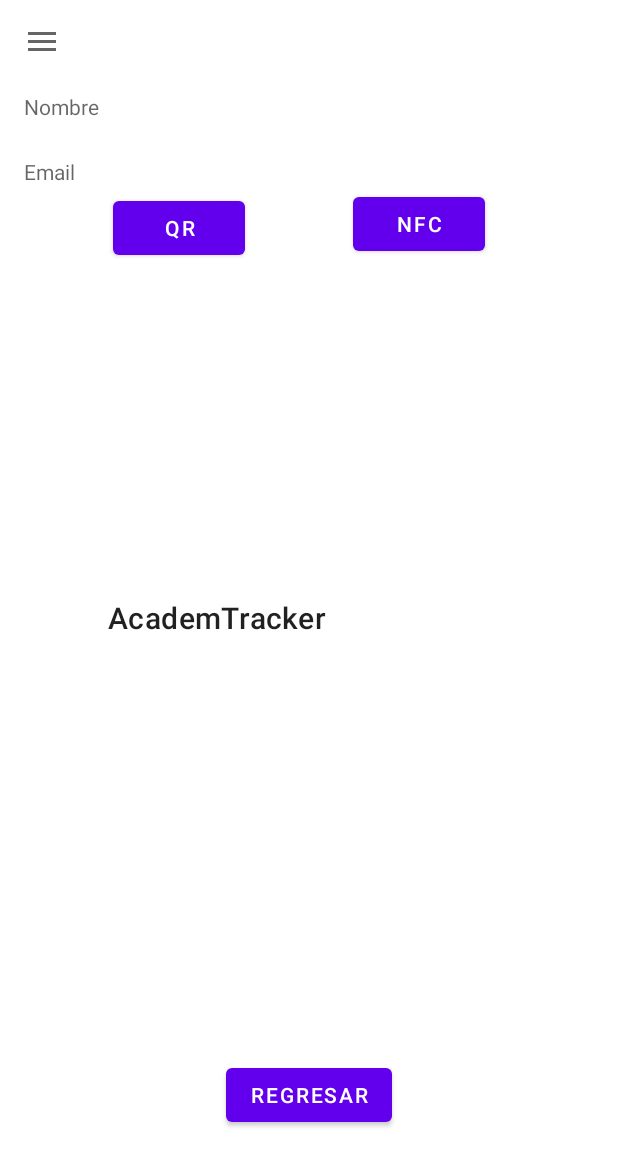
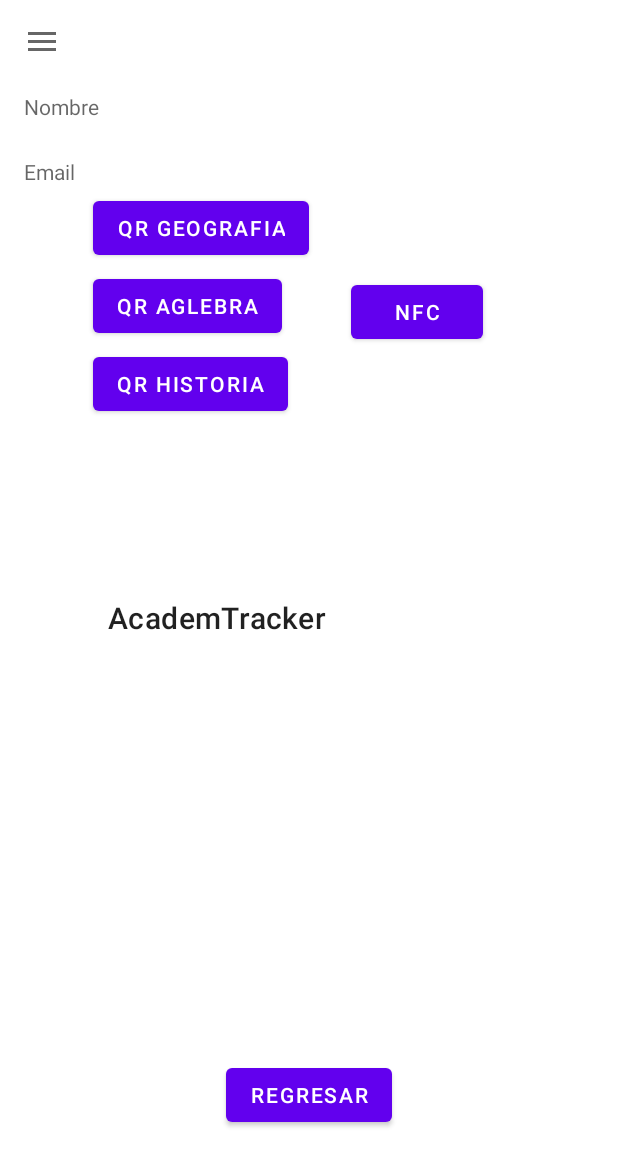
Before and after one commit to Marcelo935/AcademTracker, an Android app: the PerfilProfesorActivity screen opened directly, with no data from a screen before it, on a phone screen of 412 x 824 dp. Shown: the top 1166 px of the screen. Run offline under Robolectric (Android 15) with nearby library versions, the phone set to English and light mode, and no system bars; our stand-ins replace Firebase (no records; nobody signed in at launch, a user with empty details on screens opened directly); libraries missing offline, so code that uses them is left out: com.google.zxing.integration, com.journeyapps.barcodescanner; Roboto replaces fonts that are not available here.

Commit message:
Cambios a registrar materias,registro de alumno a materias y asistencias por materias

```diff
--- a/app/src/main/java/com/example/academtracker/UsuarioBasico/PerfilProfesorActivity.java
+++ b/app/src/main/java/com/example/academtracker/UsuarioBasico/PerfilProfesorActivity.java
@@ -43,12 +43,11 @@ import java.util.Objects;
 public class PerfilProfesorActivity extends AppCompatActivity implements NavigationView.OnNavigationItemSelectedListener {
 
     MaterialButton regresar;
-    Button scanner, NFC;
-    String useremail = "";
+    Button QrGeo, QrAlg, QrHis, NFC;
+    String useremail = "", materia = "";
     TextView emailprofesor,nombreprofesor;
     DrawerLayout navDrawer;
     Toolbar toolbar; // Añadir Toolbar aquí
-
     private FirebaseFirestore db;
 
 
@@ -60,15 +59,15 @@ public class PerfilProfesorActivity extends AppCompatActivity implements Navigat
         regresar = findViewById(R.id.returnbtn);
         nombreprofesor = findViewById(R.id.nombrecompleto);
         emailprofesor = findViewById(R.id.emailprofesor);
-        scanner = findViewById(R.id.QRbutton);
+        QrGeo = findViewById(R.id.QRbuttonGeo);
+        QrAlg = findViewById(R.id.QRbuttonAlg);
+        QrHis = findViewById(R.id.QRbuttonHist);
         NFC = findViewById(R.id.NFCbutton);
         navDrawer = findViewById(R.id.navDrawer);
         toolbar = findViewById(R.id.toolbar);
         setSupportActionBar(toolbar); // Establece el Toolbar como ActionBar
         NavigationView navigationView = findViewById(R.id.nav_view);
         navigationView.setNavigationItemSelectedListener(this);
-
-        scanner.setOnClickListener(view -> startQRScanner());
 
         FirebaseUser user = FirebaseAuth.getInstance().getCurrentUser();
         if(user != null)
@@ -119,6 +118,40 @@ public class PerfilProfesorActivity extends AppCompatActivity implements Navigat
             }
         });
 
+        QrGeo.setOnClickListener(new View.OnClickListener() {
+            @Override
+            public void onClick(View v) {
+                materia = "Geografia";
+                startQRScanner();
+            }
+        });
+
+        QrHis.setOnClickListener(new View.OnClickListener() {
+            @Override
+            public void onClick(View v) {
+                materia = "Historia";
+                startQRScanner();
+            }
+        });
+
+        QrAlg.setOnClickListener(new View.OnClickListener() {
+            @Override
+            public void onClick(View v) {
+                materia = "Algebra";
+                startQRScanner();
+            }
+        });
+
+        NFC.setOnClickListener(new View.OnClickListener() {
+            @Override
+            public void onClick(View v) {
+                Intent intent = new Intent(PerfilProfesorActivity.this, LectorNFCActivity.class);
+                startActivity(intent);
+                finish();
+            }
+        });
+
+        /*
         NFC.setOnClickListener(new View.OnClickListener() {
             @Override
             public void onClick(View v) {
@@ -127,6 +160,7 @@ public class PerfilProfesorActivity extends AppCompatActivity implements Navigat
                 startActivity(intent);
             }
         });
+         */
 
         // Configuración del toggle para abrir/cerrar el Drawer con el icono en la barra de acción
         ActionBarDrawerToggle toggle = new ActionBarDrawerToggle(this, navDrawer, R.string.open_drawer, R.string.close_drawer);
@@ -164,7 +198,7 @@ public class PerfilProfesorActivity extends AppCompatActivity implements Navigat
         IntentResult result = IntentIntegrator.parseActivityResult(requestCode,resultCode,data);//la variable result recibe los datos
         if(result != null){
             if(result.getContents() != null) {
-                getstudentID(result.getContents());
+                getstudentID(result.getContents(), materia);
             }else{
                 Toast.makeText(this, "ESCANEO INVALIDO", Toast.LENGTH_SHORT).show();//en caso de que no reciba nada
             }
@@ -173,15 +207,18 @@ public class PerfilProfesorActivity extends AppCompatActivity implements Navigat
         }
     }
 
-    public void getstudentID(String id){//Funcion para obtener el id de los documentos de los estudiantes
-        db.collection("Alumnos").document(id)
+    public void getstudentID(String id, String materia){//Funcion para obtener el id de los documentos de los estudiantes
+        db.collection("Alumnos")
+                .document(id)
+                .collection("calificaciones")
+                .document(materia)
                 .update("asistencia", FieldValue.increment(1)) // Incrementa el campo "asistencia" en 1
                 .addOnSuccessListener(aVoid -> {
                     Toast.makeText(this, "Asistencia capturada", Toast.LENGTH_SHORT).show();
                 })
                 .addOnFailureListener(exception -> {
                     Toast.makeText(this, "No se encontró el documento", Toast.LENGTH_SHORT).show();
-                });
+         });
     }
 
     @Override
--- a/app/src/main/res/layout/activity_perfil_profesor.xml
+++ b/app/src/main/res/layout/activity_perfil_profesor.xml
@@ -61,27 +61,44 @@
             android:layout_marginStart="16dp" />
 
         <Button
-            android:id="@+id/QRbutton"
+            android:id="@+id/QRbuttonGeo"
             android:layout_width="wrap_content"
             android:layout_height="wrap_content"
             android:layout_marginTop="4dp"
-            android:text="QR"
+            android:text="QR Geografia"
             app:layout_constraintEnd_toEndOf="parent"
             app:layout_constraintHorizontal_bias="0.232"
             app:layout_constraintStart_toStartOf="parent"
             app:layout_constraintTop_toBottomOf="@id/emailprofesor" />
 
         <Button
+            android:id="@+id/QRbuttonAlg"
+            android:layout_width="wrap_content"
+            android:layout_height="wrap_content"
+            android:layout_marginTop="4dp"
+            android:text="QR Aglebra"
+            app:layout_constraintTop_toBottomOf="@id/QRbuttonGeo"
+            app:layout_constraintStart_toStartOf="@+id/QRbuttonGeo"/>
+
+        <Button
+            android:id="@+id/QRbuttonHist"
+            android:layout_width="wrap_content"
+            android:layout_height="wrap_content"
+            android:layout_marginTop="4dp"
+            android:text="QR Historia"
+            app:layout_constraintTop_toBottomOf="@id/QRbuttonAlg"
+            app:layout_constraintStart_toStartOf="@+id/QRbuttonAlg" />
+
+        <Button
             android:id="@+id/NFCbutton"
             android:layout_width="wrap_content"
             android:layout_height="wrap_content"
-            android:layout_marginTop="104dp"
-            android:layout_marginEnd="72dp"
+            android:layout_marginStart="28dp"
+            android:layout_marginTop="56dp"
             android:text="NFC"
-            app:layout_constraintEnd_toEndOf="parent"
-            app:layout_constraintHorizontal_bias="0.935"
-            app:layout_constraintStart_toStartOf="parent"
-            app:layout_constraintTop_toBottomOf="@id/imageView2" />
+            app:layout_constraintStart_toEndOf="@+id/QRbuttonGeo"
+            app:layout_constraintTop_toTopOf="@id/QRbuttonGeo" />
+
     </androidx.constraintlayout.widget.ConstraintLayout>
 
     <com.google.android.material.navigation.NavigationView
```
Also changed, not shown: app/src/main/java/com/example/academtracker/UsuarioAvanzado/ModifcarSecretariasActivity.java (+30 -8 lines).
